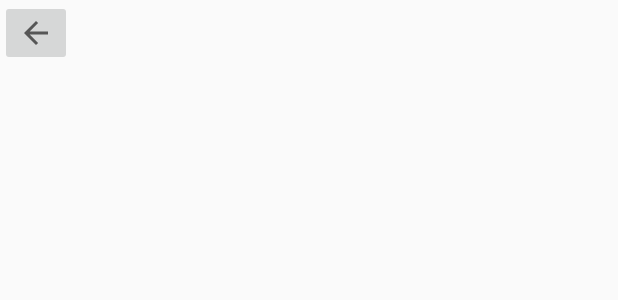
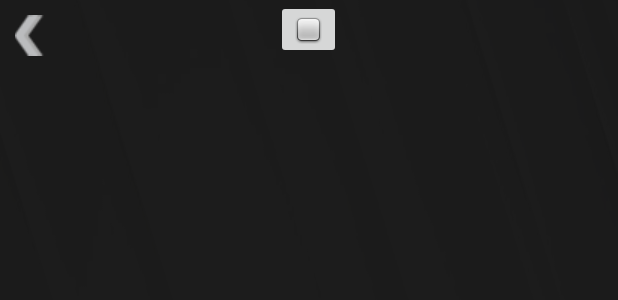
Before and after one commit to Sparaxi/one-pager, an Android app: the layout mywork.xml on its own in the app's theme, with its tools: preview values and no code run, on a phone screen of 412 x 824 dp. Shown: the top 300 px of the screen. Run offline under Robolectric (Android 15) with nearby library versions, the phone set to English and light mode, and no system bars.

```diff
--- a/onepagertest2/app/src/main/res/layout/mywork.xml
+++ b/onepagertest2/app/src/main/res/layout/mywork.xml
@@ -2,13 +2,33 @@
 <RelativeLayout xmlns:android="http://schemas.android.com/apk/res/android"
     android:layout_width="match_parent"
     android:layout_height="match_parent"
-    >
+    xmlns:app="http://schemas.android.com/apk/res-auto"
+    xmlns:tools="http://schemas.android.com/tools">
+
+    <ImageView
+        android:layout_width="426dp"
+        android:layout_height="872dp"
+        android:src="@drawable/background_scenes"
+        app:layout_constraintEnd_toEndOf="parent"
+        tools:layout_editor_absoluteY="-2dp"
+        android:scaleType="centerCrop"
+        />
+
+    <ImageView
+        android:layout_width="wrap_content"
+        android:layout_height="wrap_content"
+        android:onClick="home_from_myWork"
+        android:src="@drawable/back_arrow"
+        android:paddingLeft="10dp"
+        android:paddingTop="10dp"
+        />
 
     <ImageButton
-        android:src="?attr/actionModeCloseDrawable"
         android:layout_width="wrap_content"
         android:layout_height="wrap_content"
-        android:onClick="home_from_myWork"/>
-
+        android:layout_centerHorizontal="true"
+        android:onClick="goExample"
+        android:src="@android:drawable/checkbox_off_background"
+        />
 
 </RelativeLayout>
--- a/onepagertest2/app/src/main/res/values/costum_styles.xml
+++ b/onepagertest2/app/src/main/res/values/costum_styles.xml
@@ -8,4 +8,8 @@
     <style name="RoundedSquareText">
         <item name="cornerSize">2%</item>
     </style>
+
+    <style name="circle">
+        <item name="cornerSize">50%</item>
+    </style>
 </resources>
```
Also changed, not shown: onepagertest2/app/src/main/java/com/example/onepagertest2/MainActivity.java (+15 -4 lines), onepagertest2/app/src/main/res/layout/gegevens_scene.xml (+17 -4 lines), onepagertest2/app/src/main/res/layout/home_activity_scene.xml (+7 -5 lines), onepagertest2/app/src/main/res/layout/myworkexample.xml (added, +12 -0 lines), onepagertest2/app/src/main/res/layout/overmij_scene.xml (+15 -2 lines), onepagertest2/app/src/main/res/layout/skills_scene.xml (+16 -3 lines).
